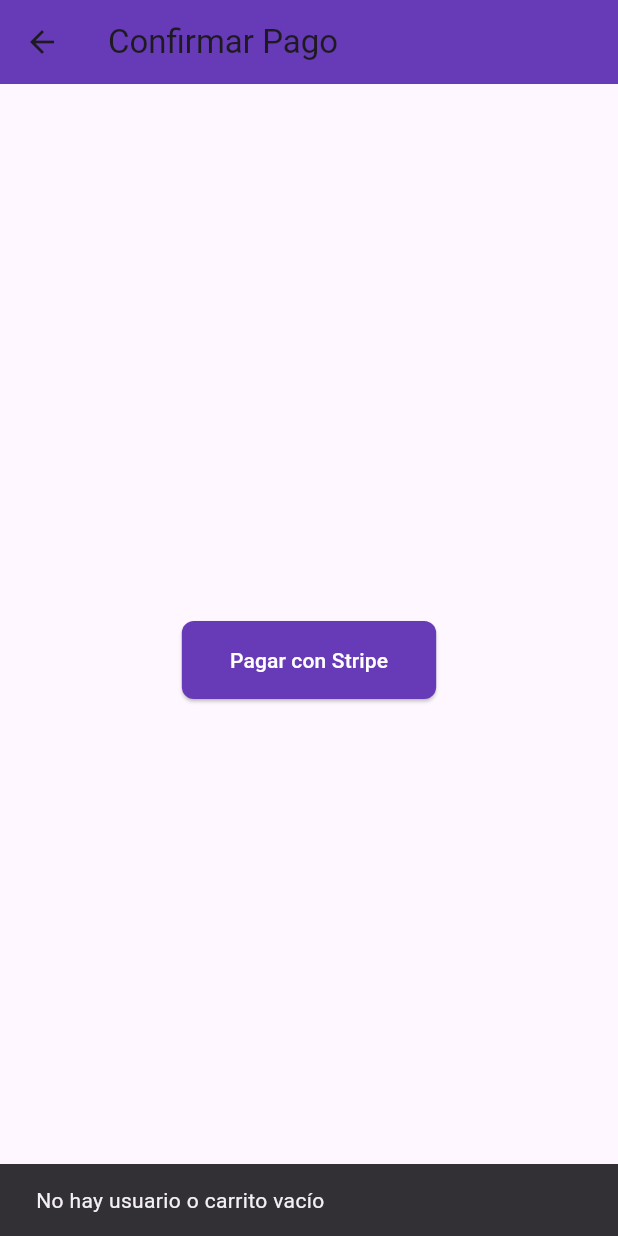
After one commit to AlexTiclla/flutter_pos, a Flutter app: the PaymentScreen screen opened directly, after a tap on "Pagar con Stripe", on a phone screen of 412 x 824 dp. The commit adds this screen. Run offline on Flutter 3.47's test engine with Material 3 defaults, Android fonts, the phone set to English and light mode, and no system bars; our stand-ins replace flutter_secure_storage, speech_to_text; missing offline and left inert: flutter_stripe; accounts and stored records are empty; network calls fail.

Commit message:
Pasarela de pagos Integrada
Probar con 4242 4242 4242 4242 como Nro tarjeta de debito, lo demas puede ser cualquier cosa.

```diff
--- a/lib/main.dart
+++ b/lib/main.dart
@@ -4,9 +4,17 @@ import 'services/auth_provider.dart';
 import 'services/cart_provider.dart';
 import 'screens/login_screen.dart';
 import 'screens/home_screen.dart';
+import 'package:flutter_stripe/flutter_stripe.dart';
 
-void main() {
-  runApp(const MyApp());
+void main() async {
+  WidgetsFlutterBinding.ensureInitialized();
+
+  Stripe.publishableKey =
+      'pk_test_51REJFlKsyAycKsImQIsiUjVImKpncsObX6qsiF0Z17We6NQaH2Yn1kpaqc2fzYEyymxJjTKlsG77afAbGKylKVJW00zXXKm7HG'; // Reemplaza por tu clave pública de Stripe
+  // Stripe.merchantIdentifier = 'merchant.com.example'; // Solo si usas Apple Pay
+  // Stripe.urlScheme = 'flutterstripe'; // Solo si usas 3DS2 nativo
+
+  runApp(MyApp());
 }
 
 class MyApp extends StatelessWidget {
--- /dev/null
+++ b/lib/screens/payment_screen.dart
@@ -0,0 +1,148 @@
+import 'package:flutter/material.dart';
+import 'package:flutter_stripe/flutter_stripe.dart';
+import 'package:provider/provider.dart';
+import 'package:http/http.dart' as http;
+import 'dart:convert';
+
+import '../services/cart_provider.dart';
+import '../services/auth_provider.dart';
+import '../models/cart_item.dart';
+
+class PaymentScreen extends StatefulWidget {
+  const PaymentScreen({Key? key}) : super(key: key);
+
+  @override
+  State<PaymentScreen> createState() => _PaymentScreenState();
+}
+
+class _PaymentScreenState extends State<PaymentScreen> {
+  bool _isProcessing = false;
+
+  Future<void> _iniciarPago() async {
+    final cartProvider = Provider.of<CartProvider>(context, listen: false);
+    final authProvider = Provider.of<AuthProvider>(context, listen: false);
+    final user = authProvider.user;
+
+    if (user == null || cartProvider.items.isEmpty) {
+      ScaffoldMessenger.of(context).showSnackBar(
+        const SnackBar(content: Text("No hay usuario o carrito vacío")),
+      );
+      return;
+    }
+
+    setState(() => _isProcessing = true);
+
+    try {
+      // 1. Crear PaymentIntent desde backend
+      final response = await http.post(
+        Uri.parse('http://10.0.2.2:8000/api/v1/stripe/create-payment-intent'),
+        headers: {'Content-Type': 'application/json'},
+        body: json.encode({
+          'amount': (cartProvider.total * 100).toInt(),
+          'currency': 'usd',
+        }),
+      );
+
+      final jsonResponse = json.decode(response.body);
+      final clientSecret = jsonResponse['clientSecret'];
+
+      // 2. Inicializar PaymentSheet
+      await Stripe.instance.initPaymentSheet(
+        paymentSheetParameters: SetupPaymentSheetParameters(
+          paymentIntentClientSecret: clientSecret,
+          merchantDisplayName: 'POS Flutter',
+        ),
+      );
+
+      // 3. Mostrar hoja de pago
+      await Stripe.instance.presentPaymentSheet();
+
+      // 4. Si se completa el pago, registrar venta
+      await _registrarVenta(user.id, cartProvider);
+
+      // 5. Limpiar carrito
+      await cartProvider.clearCart(user.id);
+
+      if (mounted) {
+        ScaffoldMessenger.of(context).showSnackBar(
+          const SnackBar(
+            content: Text("✅ Pago y venta registrados exitosamente"),
+          ),
+        );
+        Navigator.pop(context); // Volver
+      }
+    } on StripeException catch (e) {
+      ScaffoldMessenger.of(context).showSnackBar(
+        SnackBar(
+          content: Text("❌ Error con Stripe: ${e.error.localizedMessage}"),
+        ),
+      );
+    } catch (e) {
+      ScaffoldMessenger.of(
+        context,
+      ).showSnackBar(SnackBar(content: Text("❌ Error inesperado: $e")));
+    } finally {
+      setState(() => _isProcessing = false);
+    }
+  }
+
+  Future<void> _registrarVenta(int userId, CartProvider cartProvider) async {
+    final ventaRequest = {
+      "id_usuario": userId,
+      "fecha_venta": DateTime.now().toIso8601String(),
+      "subtotal": cartProvider.total,
+      "descuento": 0,
+      "total": cartProvider.total,
+      "metodo_pago": "tarjeta",
+      "detalles":
+          cartProvider.items
+              .map(
+                (item) => {
+                  "id_producto": item.idProducto,
+                  "cantidad": item.cantidad,
+                  "precio_unitario": item.precioUnitario,
+                  "descuento": 0,
+                  "subtotal": item.subtotal,
+                },
+              )
+              .toList(),
+    };
+
+    final response = await http.post(
+      Uri.parse('http://10.0.2.2:8000/api/v1/sales/'),
+      headers: {'Content-Type': 'application/json'},
+      body: json.encode(ventaRequest),
+    );
+
+    if (response.statusCode != 201) {
+      throw Exception("Error al registrar venta: ${response.body}");
+    }
+  }
+
+  @override
+  Widget build(BuildContext context) {
+    return Scaffold(
+      appBar: AppBar(
+        title: const Text("Confirmar Pago"),
+        backgroundColor: Colors.deepPurple,
+      ),
+      body: Center(
+        child:
+            _isProcessing
+                ? const CircularProgressIndicator()
+                : ElevatedButton(
+                  onPressed: _iniciarPago,
+                  style: ElevatedButton.styleFrom(
+                    backgroundColor: Colors.deepPurple,
+                    foregroundColor: Colors.white,
+                    padding: const EdgeInsets.symmetric(
+                      horizontal: 32,
+                      vertical: 16,
+                    ),
+                  ),
+                  child: const Text("Pagar con Stripe"),
+                ),
+      ),
+    );
+  }
+}
--- a/pubspec.yaml
+++ b/pubspec.yaml
@@ -43,7 +43,7 @@ dependencies:
   flutter_secure_storage: ^9.0.0
   flutter_rating_bar: ^4.0.1
   speech_to_text: ^7.0.0
-  flutter_stripe: ^11.5.0
+  flutter_stripe: ^10.2.0
 
 
 
```
Also changed, not shown: lib/models/venta_request.dart (added, +53 -0 lines), lib/screens/cart_screen.dart (+95 -13 lines), lib/services/cart_provider.dart (+12 -0 lines), lib/services/cart_service.dart (+14 -0 lines), lib/services/venta_service.dart (added, +20 -0 lines), pubspec.lock, 5 other files.
